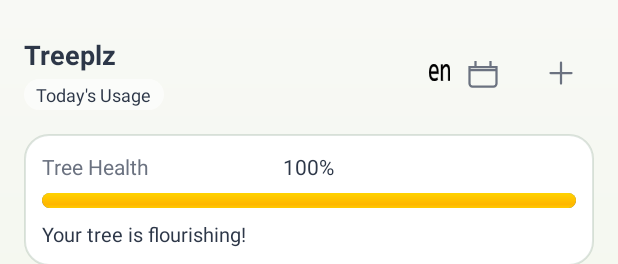
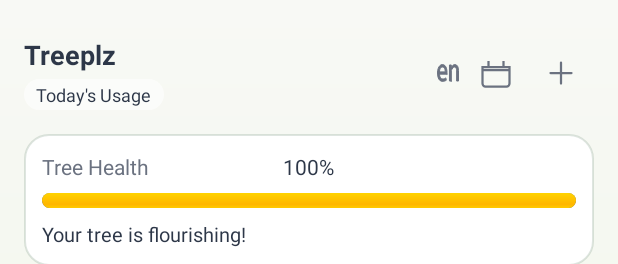
Before and after one commit to KWNahyun/Treeplz, an Android app: the layout activity_main.xml on its own in the app's theme, with its tools: preview values and no code run, on a phone screen of 412 x 824 dp. Shown: the top 264 px of the screen. Run offline under Robolectric (Android 15) with nearby library versions, the phone set to English and light mode, and no system bars.

Commit message:
kr <-> en 전환 버튼 디자인 변경 2

```diff
--- a/app/src/main/res/drawable/ic_lang_en.xml
+++ b/app/src/main/res/drawable/ic_lang_en.xml
@@ -1,13 +1,15 @@
+<?xml version="1.0" encoding="utf-8"?>
 <vector xmlns:android="http://schemas.android.com/apk/res/android"
     android:width="101.6dp"
     android:height="54.4dp"
     android:viewportWidth="101.6"
     android:viewportHeight="54.4">
-  <path
+  <group
+      android:pivotX="50.8"   android:pivotY="27.2"   android:scaleX="0.7"   android:scaleY="0.7"   android:translateX="0"   android:translateY="0">   <path
       android:pathData="M66.9,53.2L57.9,53.2L57.9,1.2L66.6,1.2L66.6,9.9Q69.4,5.7 73.75,2.85Q78.1,0 84.1,0Q92.9,0 97.25,5.3Q101.6,10.6 101.6,19.3L101.6,53.2L92.6,53.2L92.6,20.3Q92.6,14.7 89.95,11.3Q87.3,7.9 82.6,7.9Q78,7.9 73.9,11.15Q69.8,14.4 66.9,18.8L66.9,53.2ZM45.6,30.9L9.2,30.9Q10.1,38.2 14.3,42.3Q18.5,46.4 25.4,46.4Q29.9,46.4 33.5,45.45Q37.1,44.5 40.4,43L42.5,50.7Q38.9,52.3 34.4,53.35Q29.9,54.4 24.3,54.4Q13.1,54.4 6.55,47.25Q0,40.1 0,27.2Q0,19.4 2.95,13.25Q5.9,7.1 11.2,3.55Q16.5,0 23.5,0Q31,0 35.95,3.25Q40.9,6.5 43.4,12Q45.9,17.5 45.9,24.1Q45.9,27.6 45.6,30.9ZM9.1,23.6L37.6,23.6Q37.6,16 33.8,11.9Q30,7.8 23.3,7.8Q17.5,7.8 13.7,11.85Q9.9,15.9 9.1,23.6Z"
-      android:strokeWidth="1"
-      android:fillColor="#000"
+      android:fillColor="#6B7280"
       android:fillType="evenOdd"
-      android:strokeColor="#000"
+      android:strokeColor="#6B7280"
       android:strokeLineCap="round"/>
+  </group>
 </vector>
--- a/app/src/main/res/drawable/ic_lang_kr.xml
+++ b/app/src/main/res/drawable/ic_lang_kr.xml
@@ -1,13 +1,15 @@
+<?xml version="1.0" encoding="utf-8"?>
 <vector xmlns:android="http://schemas.android.com/apk/res/android"
     android:width="82dp"
     android:height="75dp"
     android:viewportWidth="82"
     android:viewportHeight="75">
-  <path
+  <group
+      android:pivotX="41"   android:pivotY="37.5"   android:scaleX="0.7"   android:scaleY="0.7"   android:translateX="0"   android:translateY="0">   <path
       android:pathData="M42.1,69L35.9,75L9,47.3L9,74L0,74L0,0L9,0L9,42.3L32.5,21L37.7,26.7L17.6,44.5L42.1,69ZM60.1,74L51.1,74L51.1,22L59.8,22L59.8,33.3Q61.1,30 63.3,27.15Q65.5,24.3 68.8,22.55Q72.1,20.8 76.5,20.8Q78,20.8 79.5,20.95Q81,21.1 82,21.4L79.3,30.7Q77.4,29.9 74.8,29.9Q71.1,29.9 67.75,32Q64.4,34.1 62.25,38.5Q60.1,42.9 60.1,49.7L60.1,74Z"
-      android:strokeWidth="1"
-      android:fillColor="#000"
+      android:fillColor="#6B7280"
       android:fillType="evenOdd"
-      android:strokeColor="#000"
+      android:strokeColor="#6B7280"
       android:strokeLineCap="round"/>
+  </group>
 </vector>
--- a/app/src/main/res/layout/activity_main.xml
+++ b/app/src/main/res/layout/activity_main.xml
@@ -55,31 +55,32 @@
 
         <ToggleButton
             android:id="@+id/switchLanguage"
-            android:layout_width="14dp"
-            android:layout_height="11dp"
+            android:layout_width="20dp"
+            android:layout_height="16dp"
             android:background="@drawable/selector_lang_thumb"
             android:checked="false"
             android:textOff=""
-            android:textOn="" />
+            android:textOn=""
+            app:tint="@color/muted" />
 
         <ImageButton
             android:id="@+id/btnCalendar"
-            android:layout_width="44dp"
+            android:layout_width="43dp"
             android:layout_height="44dp"
             android:background="?attr/selectableItemBackgroundBorderless"
+            android:contentDescription="@string/calender"
             android:src="@drawable/ic_calendar"
-            android:contentDescription="@string/calender"
             app:tint="@color/muted" />
 
         <ImageButton
             android:id="@+id/btnSettings"
             android:layout_width="44dp"
             android:layout_height="44dp"
-            android:layout_marginStart="8dp"
             android:background="?attr/selectableItemBackgroundBorderless"
+            android:contentDescription="@string/settings"
             android:src="@drawable/ic_settings"
-            android:contentDescription="@string/settings"
             app:tint="@color/muted" />
+
     </LinearLayout>
 
     <!-- Tree Health Card -->
```
